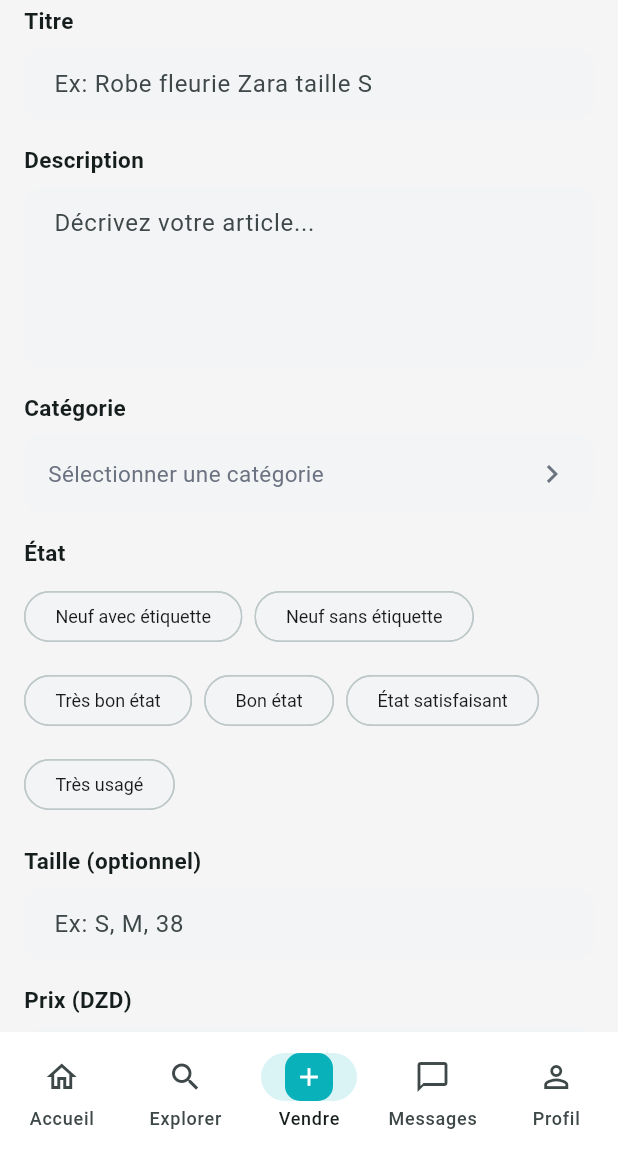
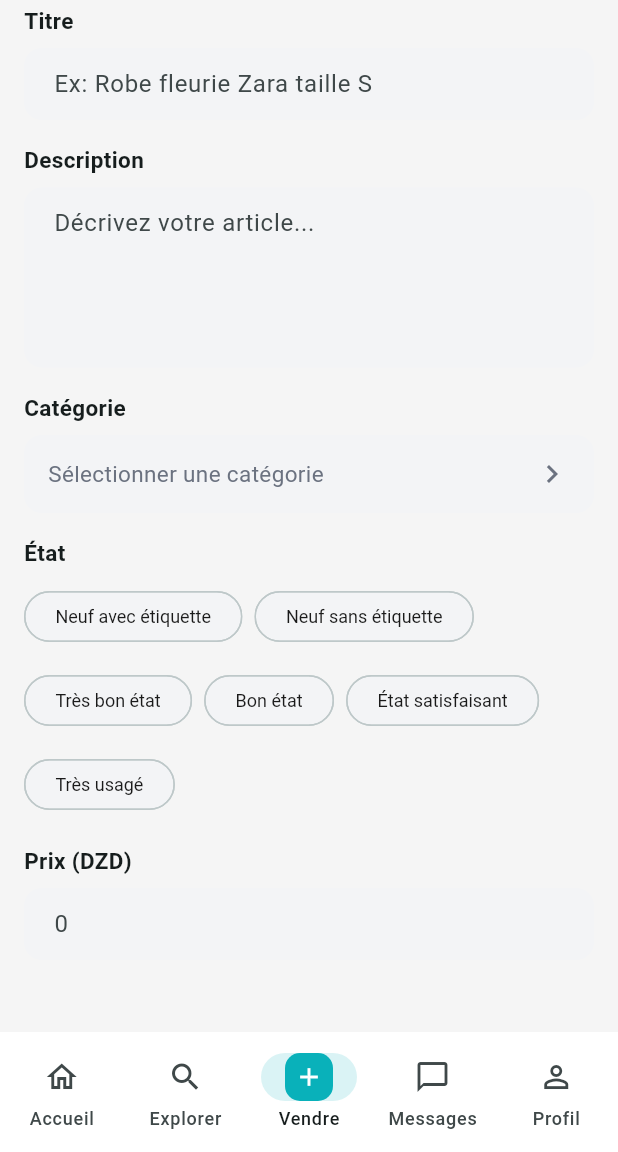
Before and after one commit to assurleaddev/lprojet, a Flutter app: the screen it shows after launch, item 3 of the bottom bar chosen, scrolled down 195 dp, on a phone screen of 412 x 824 dp, the part 84-1236 px from its top. Run offline on Flutter 3.47's test engine with Material 3 defaults, Android fonts, the phone set to English and light mode, and no system bars; our stand-ins replace cached_network_image, dio, go_router, image_picker, shared_preferences, smooth_page_indicator; accounts and stored records are empty; network calls fail.

Commit message:
fix: remove hardcoded taille field, attributes are fully dynamic

```diff
--- a/usedandroid/lib/screens/sell/sell_screen.dart
+++ b/usedandroid/lib/screens/sell/sell_screen.dart
@@ -163,15 +163,6 @@ class _SellScreenState extends State<SellScreen> {
                   ),
                 ],
               ],
-              const SizedBox(height: 16),
-              _Section(
-                title: 'Taille (optionnel)',
-                child: TextFormField(
-                  decoration: const InputDecoration(hintText: 'Ex: S, M, 38'),
-                  onChanged: (v) =>
-                      provider.setSize(v.isEmpty ? null : v),
-                ),
-              ),
               const SizedBox(height: 16),
               _Section(
                 title: 'Prix (DZD)',
```
